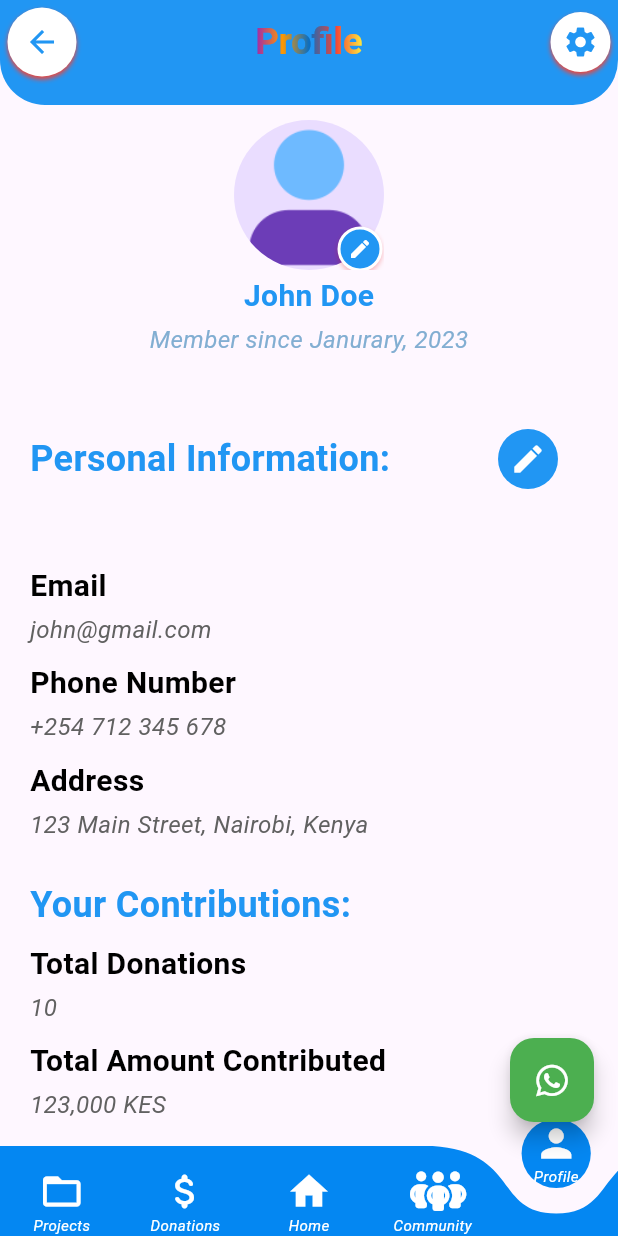
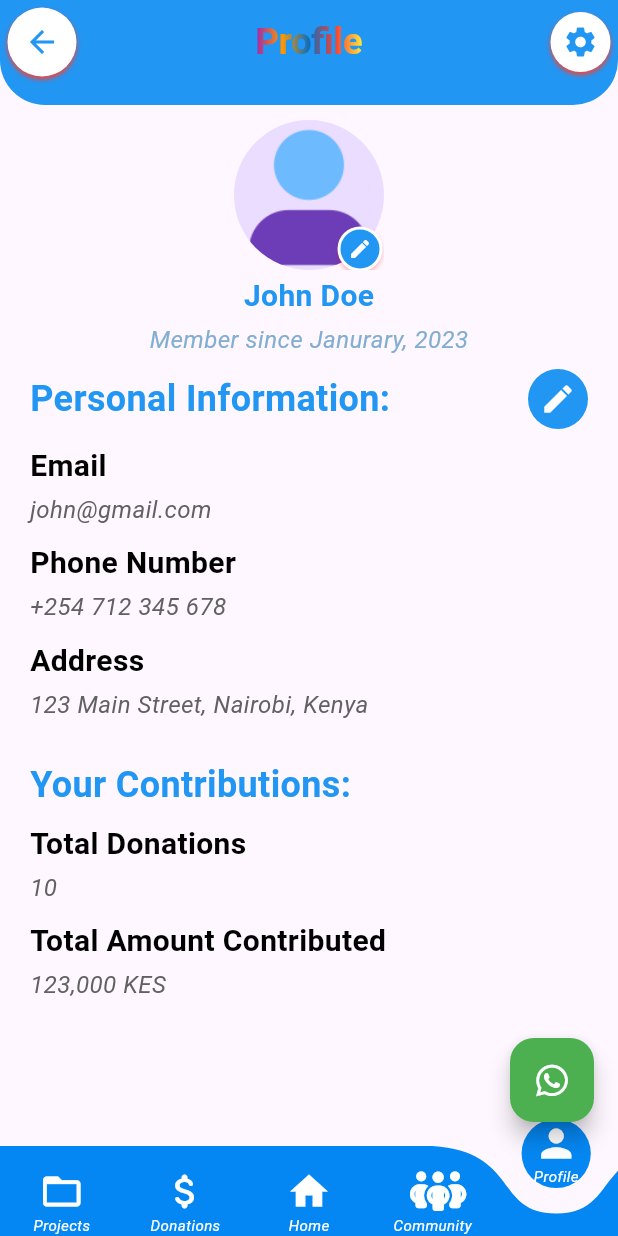
Before and after one commit to Yvonne-Wanja-1/appy, a Flutter app: the ProfilePage screen opened by its route, on a phone screen of 412 x 824 dp. Run offline on Flutter 3.47's test engine with Material 3 defaults, Android fonts, the phone set to English and light mode, and no system bars; drawn by our look-alikes of animated_text_kit, curved_navigation_bar; our stand-ins replace font_awesome_flutter, google_fonts, image_cropper, image_picker, open_file, share_plus and 1 more; Roboto replaces fonts that are missing (Arial).

Commit message:
ensured that the pixels on right don't overflow in the profile page

```diff
--- a/appy/lib/pages/pages/profilepage.dart
+++ b/appy/lib/pages/pages/profilepage.dart
@@ -285,19 +285,18 @@ class _ProfilePageState extends State<ProfilePage> {
 
 
                         children: [
-                          const Text(
-
-                            'Personal Information:',
-                            style: TextStyle(
-                              fontSize: 24,
-                              fontWeight: FontWeight.bold,
-                              color: Colors.blue,
+                          const Expanded(
+                            child: Text(
+                              'Personal Information:',
+                              style: TextStyle(
+                                fontSize: 24,
+                                fontWeight: FontWeight.bold,
+                                color: Colors.blue,
+                              ),
                             ),
-                            textAlign: TextAlign.left,
                           ),
-                          const Spacer(),
                           Padding(
-                            padding: const EdgeInsets.all(40.0),
+                            padding: const EdgeInsets.only(right: 20.0),
                             child: Container(
                               height: 40,
                               width: 40,
```
